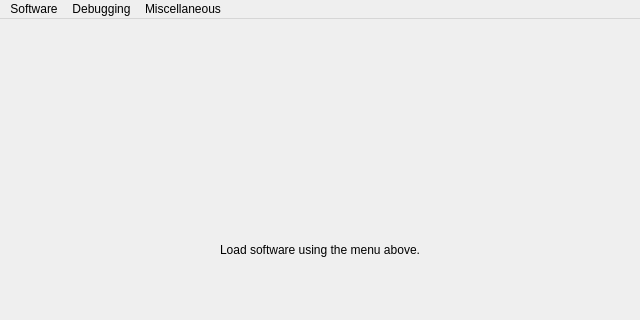
Clownacy/clownmdemu-frontend, file qt/main-window.ui: the form before one commit; both pictures show x 0 to 640 and y 0 to 320 of the 640 by 480 pixel window.
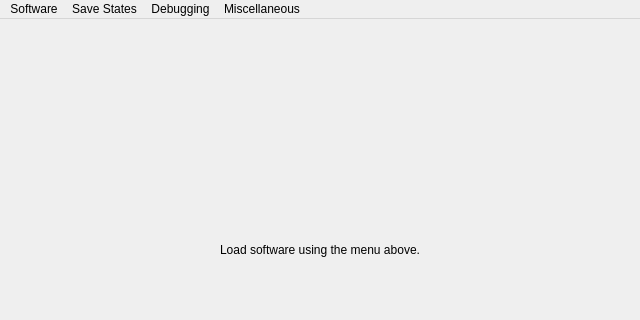
The form after the commit. Icons and pictures are not drawn.

Commit message: Qt: Add Quick Save State.

```diff
--- a/qt/main-window.ui
+++ b/qt/main-window.ui
@@ -79,7 +79,15 @@
     <addaction name="separator"/>
     <addaction name="actionExit"/>
    </widget>
+   <widget class="QMenu" name="menuSave_States">
+    <property name="title">
+     <string>Save States</string>
+    </property>
+    <addaction name="actionQuick_Save"/>
+    <addaction name="actionQuick_Load"/>
+   </widget>
    <addaction name="menuSoftware"/>
+   <addaction name="menuSave_States"/>
    <addaction name="menuDebugging"/>
    <addaction name="menuMisc"/>
   </widget>
```
Left out of the diff: 22 changed lines with no effect on the pictures. The commit also changes 2 other files.
